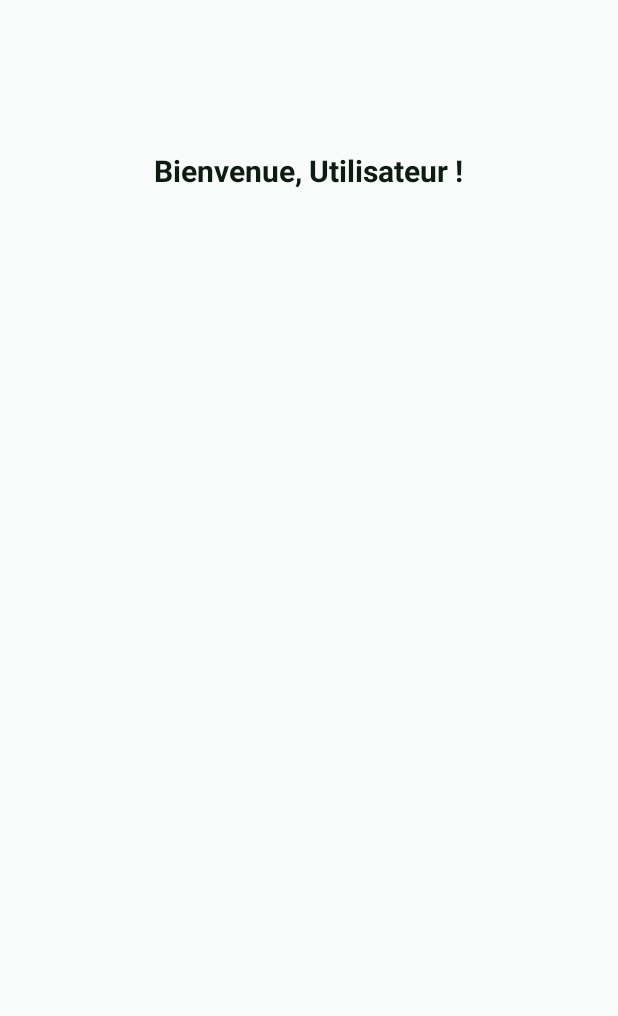
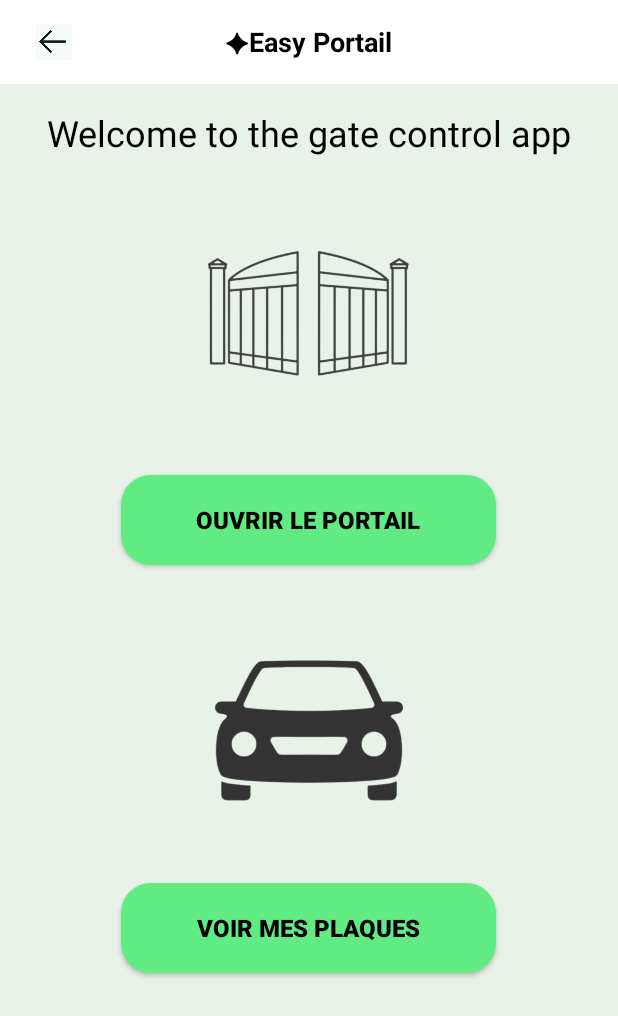
Before and after one commit to JR-CIEL-2-PROJETS/25-easyportal, an Android app built with Jetpack Compose: the UserDashboardActivity screen opened directly, with no data from a screen before it, on a phone screen of 412 x 824 dp. Shown: the top 1016 px of the screen. Run offline under Robolectric (Android 15) with nearby library versions, the phone set to English and light mode, and no system bars; our stand-ins replace Volley; network calls fail.

Commit message:
dashboarduserfini

```diff
--- a/app/build.gradle.kts
+++ b/app/build.gradle.kts
@@ -6,12 +6,12 @@ plugins {
 
 android {
     namespace = "com.example.easyportal"
-    compileSdk = 34
+    compileSdk = 35
 
     defaultConfig {
         applicationId = "com.example.easyportal"
         minSdk = 24
-        targetSdk = 34
+        targetSdk = 35
         versionCode = 1
         versionName = "1.0"
 
@@ -51,6 +51,7 @@ dependencies {
     implementation(libs.androidx.material3)
     implementation(libs.androidx.appcompat)
     implementation(libs.volley)
+    implementation(libs.androidx.recyclerview)
     testImplementation(libs.junit)
     androidTestImplementation(libs.androidx.junit)
     androidTestImplementation(libs.androidx.espresso.core)
--- a/app/src/main/AndroidManifest.xml
+++ b/app/src/main/AndroidManifest.xml
@@ -4,6 +4,8 @@
 
     <!-- Ajout de la permission INTERNET -->
     <uses-permission android:name="android.permission.INTERNET" />
+    <!-- Si tu veux vérifier l'état du réseau, tu peux ajouter cette permission -->
+    <uses-permission android:name="android.permission.ACCESS_NETWORK_STATE" />
 
     <application
         android:allowBackup="true"
@@ -16,6 +18,7 @@
         android:theme="@style/Theme.EasyPortal"
         tools:targetApi="31">
 
+        <!-- Activité principale qui s'exécute au lancement de l'application -->
         <activity
             android:name=".MainActivity"
             android:exported="true"
@@ -27,27 +30,33 @@
             </intent-filter>
         </activity>
 
-        <!-- Ajout des nouvelles activités -->
+        <!-- Activité pour la connexion -->
         <activity android:name=".LoginActivity"
             android:exported="true"
             android:theme="@style/Theme.EasyPortal"/>
 
+        <!-- Activité pour l'enregistrement -->
         <activity android:name=".RegisterActivity"
             android:exported="true"
             android:theme="@style/Theme.EasyPortal"/>
 
+        <!-- Activité de succès après l'enregistrement -->
         <activity android:name=".SuccessActivity"
             android:exported="true"
             android:theme="@style/Theme.EasyPortal"/>
 
-        <!-- Ajout des activités du tableau de bord -->
+        <!-- Activités pour le tableau de bord -->
         <activity android:name=".AdminDashboardActivity"
             android:exported="true"
             android:theme="@style/Theme.EasyPortal"/>
 
+        <!-- Activité du tableau de bord utilisateur -->
         <activity android:name=".UserDashboardActivity"
             android:exported="true"
             android:theme="@style/Theme.EasyPortal"/>
+
+
+
     </application>
 
 </manifest>
--- a/app/src/main/java/com/example/easyportal/LoginActivity.kt
+++ b/app/src/main/java/com/example/easyportal/LoginActivity.kt
@@ -65,7 +65,7 @@ class LoginActivity : AppCompatActivity() {
         // Tentative de connexion pour les utilisateurs
         val urlUser = "https://4db7e0eb-4ed7-4f36-8568-cbdb4e93af75.mock.pstmn.io/connexion/user1?email=$email&password=$password"
         // Tentative de connexion pour l'admin
-        val urlAdmin = "https://4db7e0eb-4ed7-4f36-8568-cbdb4e93af75.mock.pstmn.io/connexion/admin1?username=admin&password=admindulyceejeanrtostand"
+        val urlAdmin = "https://4db7e0eb-4ed7-4f36-8568-cbdb4e93af75.mock.pstmn.io/connexion/admin1?username=admin&password=admin"
 
         val requestQueue = Volley.newRequestQueue(this)
 
--- a/app/src/main/java/com/example/easyportal/UserDashboardActivity.kt
+++ b/app/src/main/java/com/example/easyportal/UserDashboardActivity.kt
@@ -1,12 +1,68 @@
 package com.example.easyportal
 
 import android.os.Bundle
+import android.view.View
+import android.widget.Button
+import android.widget.ImageView
+import android.widget.Toast
 import androidx.appcompat.app.AppCompatActivity
+import com.android.volley.Request
+import com.android.volley.Response
+import com.android.volley.toolbox.JsonObjectRequest
+import com.android.volley.toolbox.Volley
+import org.json.JSONException
 
 class UserDashboardActivity : AppCompatActivity() {
 
     override fun onCreate(savedInstanceState: Bundle?) {
         super.onCreate(savedInstanceState)
-        setContentView(R.layout.activity_user_dashboard)
+        setContentView(R.layout.activity_user_dashboard)  // Assure-toi que le nom du layout est correct
+
+        // Récupérer le bouton "Ouvrir le portail"
+        val openGateButton = findViewById<Button>(R.id.open_gate_button)
+
+        // Ajouter un listener pour le clic sur le bouton
+        openGateButton.setOnClickListener {
+            // Appel de la fonction pour envoyer la requête
+            openGate()
+        }
+
+        // Récupérer le bouton "Retour"
+        val backButton = findViewById<ImageView>(R.id.back_button)
+
+        // Ajouter un listener pour le clic sur le bouton de retour
+        backButton.setOnClickListener {
+            // Appeler la fonction de retour
+            onBackPressed()  // Retourne à l'activité précédente
+        }
+    }
+
+    private fun openGate() {
+        // L'URL de la requête
+        val url = "https://aa8ef8d1-a278-416a-9cc9-85baa14b5d59.mock.pstmn.io/Dashboard/Portail"
+
+        // Créer une requête GET avec Volley
+        val requestQueue = Volley.newRequestQueue(this)
+
+        val jsonObjectRequest = JsonObjectRequest(Request.Method.GET, url, null,
+            Response.Listener { response ->
+                // Traitement de la réponse
+                try {
+                    // Ici, tu peux gérer la réponse reçue si nécessaire
+                    // Par exemple, afficher un message de succès
+                    Toast.makeText(this, "Portail ouvert avec succès!", Toast.LENGTH_SHORT).show()
+                } catch (e: JSONException) {
+                    // Gérer les erreurs JSON si nécessaire
+                    Toast.makeText(this, "Erreur lors de l'ouverture du portail.", Toast.LENGTH_SHORT).show()
+                }
+            },
+            Response.ErrorListener { error ->
+                // Gérer les erreurs de la requête
+                Toast.makeText(this, "Erreur: ${error.message}", Toast.LENGTH_SHORT).show()
+            }
+        )
+
+        // Ajouter la requête à la file d'attente
+        requestQueue.add(jsonObjectRequest)
     }
 }
--- a/app/src/main/res/layout/activity_user_dashboard.xml
+++ b/app/src/main/res/layout/activity_user_dashboard.xml
@@ -2,19 +2,97 @@
 <RelativeLayout xmlns:android="http://schemas.android.com/apk/res/android"
     android:layout_width="match_parent"
     android:layout_height="match_parent"
-    android:background="#f8fbf9">
+    android:background="#E8F2E8"
+    android:padding="0dp">
 
-    <!-- Titre du tableau de bord Utilisateur -->
+    <!-- Barre du haut avec fond blanc -->
+    <RelativeLayout
+        android:id="@+id/top_bar"
+        android:layout_width="match_parent"
+        android:layout_height="56dp"
+        android:background="#FFFFFF"
+        android:padding="8dp">
+
+        <!-- Bouton Retour -->
+        <ImageView
+            android:id="@+id/back_button"
+            android:layout_width="24dp"
+            android:layout_height="24dp"
+            android:layout_centerVertical="true"
+            android:layout_marginStart="16dp"
+            android:src="@drawable/fleche"
+           />
+
+        <!-- Titre Easy Portail -->
+        <TextView
+            android:id="@+id/title"
+            android:layout_width="wrap_content"
+            android:layout_height="wrap_content"
+            android:layout_centerInParent="true"
+            android:text="✦Easy Portail"
+            android:textSize="18sp"
+            android:textStyle="bold"
+            android:textColor="#000000" />
+    </RelativeLayout>
+
+    <!-- Sous-titre Welcome (MAINTENANT AU-DESSUS DU PORTAIL) -->
     <TextView
-        android:id="@+id/welcome_text"
+        android:id="@+id/subtitle"
         android:layout_width="wrap_content"
         android:layout_height="wrap_content"
+        android:layout_below="@id/top_bar"
         android:layout_centerHorizontal="true"
-        android:layout_marginTop="100dp"
-        android:text="Bienvenue, Utilisateur !"
-        android:textSize="20sp"
-        android:textStyle="bold"
-        android:textColor="#0e1b11" />
+        android:layout_marginTop="16dp"
+        android:text="Welcome to the gate control app"
+        android:textColor="#000000"
+        android:textSize="24sp" />
 
-    <!-- Vous pouvez ajouter des boutons ou des sections supplémentaires ici -->
+    <!-- Image Portail -->
+    <ImageView
+        android:id="@+id/portail_image"
+        android:layout_width="180dp"
+        android:layout_height="180dp"
+        android:layout_below="@id/subtitle"
+        android:layout_centerHorizontal="true"
+        android:layout_marginTop="16dp"
+        android:src="@drawable/portail" />
+
+    <!-- Bouton Ouvrir le portail -->
+    <Button
+        android:id="@+id/open_gate_button"
+        android:layout_width="250dp"
+        android:layout_height="60dp"
+        android:layout_below="@id/portail_image"
+        android:layout_centerHorizontal="true"
+        android:layout_marginTop="16dp"
+        android:background="@drawable/rounded_button1"
+        android:text="Ouvrir le portail"
+        android:textColor="#000000"
+        android:textSize="16sp"
+        android:textStyle="bold" />
+
+    <!-- Image Voiture -->
+    <ImageView
+        android:id="@+id/voiture_image"
+        android:layout_width="180dp"
+        android:layout_height="180dp"
+        android:layout_below="@id/open_gate_button"
+        android:layout_centerHorizontal="true"
+        android:layout_marginTop="16dp"
+        android:src="@drawable/voiture" />
+
+    <!-- Bouton Voir mes plaques -->
+    <Button
+        android:id="@+id/view_plates_button"
+        android:layout_width="250dp"
+        android:layout_height="60dp"
+        android:layout_below="@id/voiture_image"
+        android:layout_centerHorizontal="true"
+        android:layout_marginTop="16dp"
+        android:background="@drawable/rounded_button1"
+        android:text="Voir mes plaques"
+        android:textColor="#000000"
+        android:textSize="16sp"
+        android:textStyle="bold" />
+
 </RelativeLayout>
--- a/gradle/libs.versions.toml
+++ b/gradle/libs.versions.toml
@@ -10,6 +10,7 @@ activityCompose = "1.8.0"
 composeBom = "2024.04.01"
 appcompat = "1.7.0"
 volley = "1.2.1"
+recyclerview = "1.4.0"
 
 [libraries]
 androidx-core-ktx = { group = "androidx.core", name = "core-ktx", version.ref = "coreKtx" }
@@ -28,6 +29,7 @@ androidx-ui-test-junit4 = { group = "androidx.compose.ui", name = "ui-test-junit
 androidx-material3 = { group = "androidx.compose.material3", name = "material3" }
 androidx-appcompat = { group = "androidx.appcompat", name = "appcompat", version.ref = "appcompat" }
 volley = { group = "com.android.volley", name = "volley", version.ref = "volley" }
+androidx-recyclerview = { group = "androidx.recyclerview", name = "recyclerview", version.ref = "recyclerview" }
 
 [plugins]
 android-application = { id = "com.android.application", version.ref = "agp" }
```
Also changed, not shown: app/src/main/res/drawable/portail.png (added), app/src/main/res/drawable/voiture.png (added).
